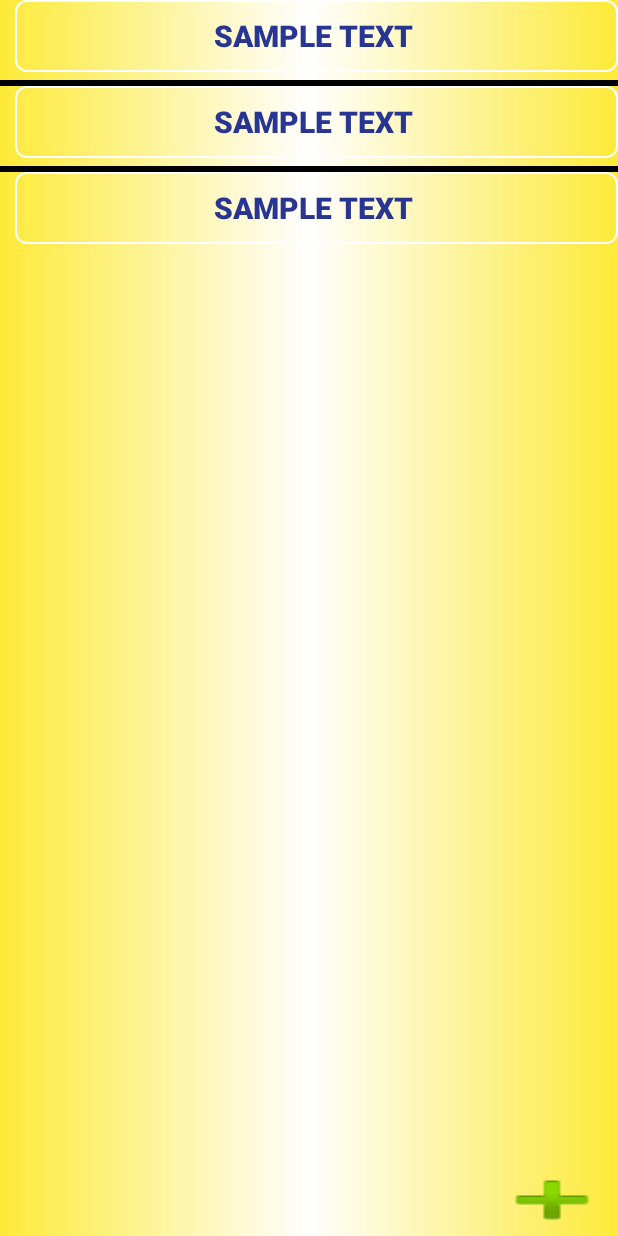
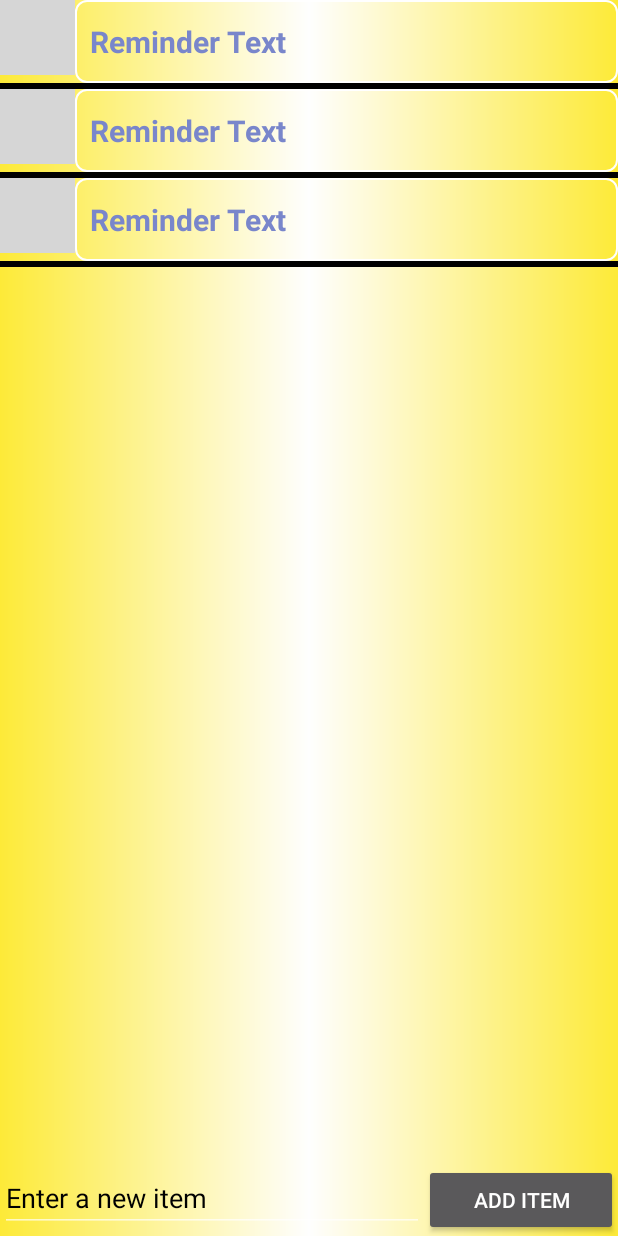
Before and after one commit to kengardiner/HoneyDO, an Android app: the layout activity_honey_do_list.xml on its own in the app's theme, with its tools: preview values and no code run, on a phone screen of 412 x 824 dp. Run offline under Robolectric (Android 15) with nearby library versions, the phone set to English and light mode, and no system bars; grey boxes are pictures that could not be loaded.

Commit message:
add item works again

```diff
--- a/app/src/main/java/com/cybermoosemoosemedia/honeydo/activity/HoneyDoListActivity.java
+++ b/app/src/main/java/com/cybermoosemoosemedia/honeydo/activity/HoneyDoListActivity.java
@@ -39,12 +39,12 @@ public class HoneyDoListActivity extends Activity {
         mListView = (ListView) findViewById(R.id.reminders_list_view);
         mDbAdapter = new HoneyDoRemindersDbAdapter(this);
         mDbAdapter.open();
-        if (savedInstanceState == null) {
+/*        if (savedInstanceState == null) {
             //Clear all data
-            mDbAdapter.deleteAllReminders();
+           mDbAdapter.deleteAllReminders();
             //Add some data
             insertSomeReminders();
-        }
+        }*/
 
 
         Cursor cursor = mDbAdapter.fetchAllReminders();
@@ -173,7 +173,6 @@ public class HoneyDoListActivity extends Activity {
     private void fireCustomDialog(final HoneyDoDataModel reminder) {
 
 
-
         // custom dialog
         final Dialog dialog = new Dialog(this);
         dialog.requestWindowFeature(Window.FEATURE_NO_TITLE);
@@ -193,7 +192,7 @@ public class HoneyDoListActivity extends Activity {
         }
 
 
-      commitButton.setOnClickListener(new View.OnClickListener() {
+        commitButton.setOnClickListener(new View.OnClickListener() {
             @Override
             public void onClick(View v) {
                 String reminderText = editCustom.getText().toString();
@@ -211,7 +210,7 @@ public class HoneyDoListActivity extends Activity {
         });
 
 
-      Button buttonCancel = (Button) dialog.findViewById(R.id.custom_button_cancel);
+        Button buttonCancel = (Button) dialog.findViewById(R.id.custom_button_cancel);
         buttonCancel.setOnClickListener(new View.OnClickListener() {
             @Override
             public void onClick(View v) {
@@ -219,6 +218,16 @@ public class HoneyDoListActivity extends Activity {
             }
         });
         dialog.show();
+
+
+    }
+
+    public void onAddItem(View v) {
+        EditText etNewItem = (EditText) findViewById(R.id.editText);
+        String itemText = etNewItem.getText().toString();
+        mDbAdapter.createReminder(itemText, true);
+        mCursorAdapter.changeCursor(mDbAdapter.fetchAllReminders());
+        etNewItem.setText("");
     }
 
     @Override
@@ -227,6 +236,8 @@ public class HoneyDoListActivity extends Activity {
         getMenuInflater().inflate(R.menu.menu_reminders, menu);
         return true;
     }
+
+
 
 
     @Override
--- a/app/src/main/java/com/cybermoosemoosemedia/honeydo/db/HoneyDoCursorAdapter.java
+++ b/app/src/main/java/com/cybermoosemoosemedia/honeydo/db/HoneyDoCursorAdapter.java
@@ -2,6 +2,7 @@ package com.cybermoosemoosemedia.honeydo.db;
 
 import android.content.Context;
 import android.database.Cursor;
+import android.graphics.drawable.Drawable;
 import android.support.v4.content.ContextCompat;
 import android.support.v4.widget.SimpleCursorAdapter;
 import android.view.View;
@@ -29,9 +30,10 @@ public class HoneyDoCursorAdapter extends SimpleCursorAdapter {
             holder.listTab = view.findViewById(R.id.row_tab);
             view.setTag(holder);
         }if (cursor.getInt(holder.colImp) > 0) {
-            holder.listTab.setBackgroundColor(ContextCompat.getColor(context, R.color.colorPrimaryDark));
+            //holder.listTab.setBackgroundColor(ContextCompat.getColor(context, R.color.colorPrimaryDark));
+            holder.listTab.setBackgroundResource(R.drawable.red_circle);
         } else {
-            holder.listTab.setBackgroundColor(ContextCompat.getColor(context, R.color.green));
+            holder.listTab.setBackgroundResource(R.drawable.green_circle);
         }
     }
     static class ViewHolder {
--- a/app/src/main/res/layout/activity_honey_do_list.xml
+++ b/app/src/main/res/layout/activity_honey_do_list.xml
@@ -1,8 +1,9 @@
 <?xml version="1.0" encoding="utf-8"?>
-<RelativeLayout xmlns:android="http://schemas.android.com/apk/res/android"
+<LinearLayout xmlns:android="http://schemas.android.com/apk/res/android"
     xmlns:tools="http://schemas.android.com/tools"
     android:layout_width="match_parent"
     android:layout_height="match_parent"
+    android:orientation="vertical"
     tools:context=".activity.HoneyDoListActivity"
     android:background="@drawable/list_bg_gradient"
     >
@@ -10,22 +11,48 @@
 
     <ListView
         android:layout_width="match_parent"
-        android:layout_height="wrap_content"
+        android:layout_height="match_parent"
         android:id="@+id/reminders_list_view"
         android:layout_alignParentTop="true"
         android:layout_centerHorizontal="true"
         tools:listitem="@layout/list_row"
         android:divider="#000000"
         android:dividerHeight="4dp"
-        android:drawSelectorOnTop="true" />
+        android:drawSelectorOnTop="true"
+        android:layout_weight="2" />
 
-    <Button
-        android:layout_width="wrap_content"
+    <LinearLayout
+        android:orientation="horizontal"
+        android:layout_width="fill_parent"
         android:layout_height="wrap_content"
-        android:id="@+id/button"
-        android:background="@android:drawable/ic_input_add"
-        android:layout_alignParentBottom="true"
-        android:layout_alignParentRight="true"
-        android:layout_alignParentEnd="true" />
+        android:layout_alignParentLeft="true"
+        android:layout_alignParentStart="false"
+        android:layout_alignParentEnd="true"
+        android:layout_alignParentBottom="true">
 
-</RelativeLayout>
+        <EditText
+            android:layout_width="200dp"
+            android:layout_height="wrap_content"
+            android:id="@+id/editText"
+            android:hint="Enter a new item"
+            android:textColorHint="@color/Black"
+            android:layout_alignParentStart="true"
+            android:layout_above="@+id/button"
+            android:layout_alignParentRight="true"
+            android:textColor="@color/Indigo"
+            android:layout_weight="2" />
+
+        <Button
+            android:layout_width="wrap_content"
+            android:layout_height="wrap_content"
+            android:text="Add Item"
+            android:id="@+id/addBtn"
+            android:onClick="onAddItem"
+            android:layout_alignParentBottom="true"
+            android:layout_alignParentRight="true"
+            android:layout_alignParentEnd="true"
+            android:layout_weight="1" />
+
+    </LinearLayout>
+
+</LinearLayout>
--- a/app/src/main/res/layout/list_row.xml
+++ b/app/src/main/res/layout/list_row.xml
@@ -8,30 +8,30 @@
     <LinearLayout
         android:orientation="horizontal"
         android:layout_width="match_parent"
+        android:background="?android:attr/activatedBackgroundIndicator"
         android:layout_height="match_parent">
 
         <view
-            android:layout_width="10dp"
-            android:layout_height="match_parent"
+            android:layout_width="50dp"
+            android:layout_height="50dp"
             class="android.view.View"
             android:id="@+id/row_tab"
-            android:layout_marginBottom="5dp" />
+            android:layout_marginBottom="5dp"
+            android:background="@drawable/green_circle" />
 
-        <Button
+        <TextView
             android:layout_width="match_parent"
             android:layout_height="match_parent"
-            android:text="Sample Text"
+            android:text="Reminder Text"
+            android:background="@drawable/list_button"
             android:id="@+id/row_text"
-            android:layout_gravity="center_horizontal"
-            android:background="@drawable/list_button"
-            android:textColor="#283593"
-            android:layout_marginTop="5dp"
-            android:paddingLeft="5dp"
-            android:paddingRight="10dp"
+            android:textColor="@color/Indigo"
             android:textSize="20sp"
-            android:textStyle="bold"
-            android:textAlignment="center" />
-
+            android:gravity="center_vertical"
+            android:padding="10dp"
+            android:ellipsize="end"
+            android:maxLines="1"
+            android:textStyle="bold" />
 
     </LinearLayout>
 
--- a/app/src/main/res/values/colors.xml
+++ b/app/src/main/res/values/colors.xml
@@ -9,6 +9,8 @@
     <color name="icons">#FFFFFF</color>
     <color name="dark_grey">#ffffff</color>
     <color name="green">#003300</color>
-    <color name="white">#ffffff</color>
+    <color name="white">#7986cb</color>
     <color name="red">#ff0000</color>
+    <color name="Indigo">#7986cb</color>
+    <color name="Black">#000000</color>
 </resources>
```
Also changed, not shown: app/src/main/res/drawable/honeyx2.png (deleted).
